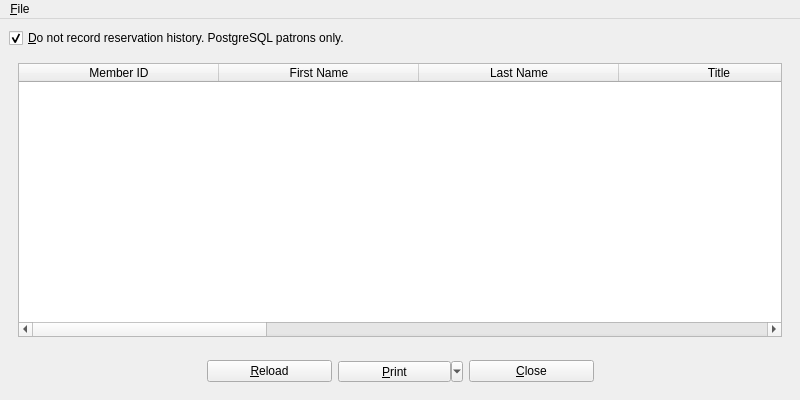
Before: the Qt Designer form UI/biblioteq_history.ui in textbrowser/biblioteq, drawn with Qt 5.
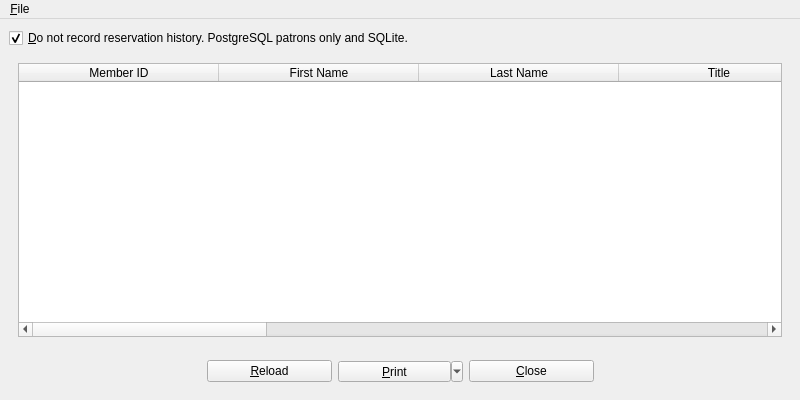
After: the same form once the commit is applied. Icons and pictures are not drawn.

Commit message: SQLite and patron reservation history.

```diff
--- a/UI/biblioteq_history.ui
+++ b/UI/biblioteq_history.ui
@@ -22,7 +22,7 @@
     <item>
      <widget class="QCheckBox" name="dnt">
       <property name="text">
-       <string>&amp;Do not record reservation history. PostgreSQL patrons only.</string>
+       <string>&amp;Do not record reservation history. PostgreSQL patrons only and SQLite.</string>
       </property>
       <property name="checked">
        <bool>true</bool>
```
Left out of the diff: 2 changed lines with no effect on the pictures. The commit also changes 6 other files.
